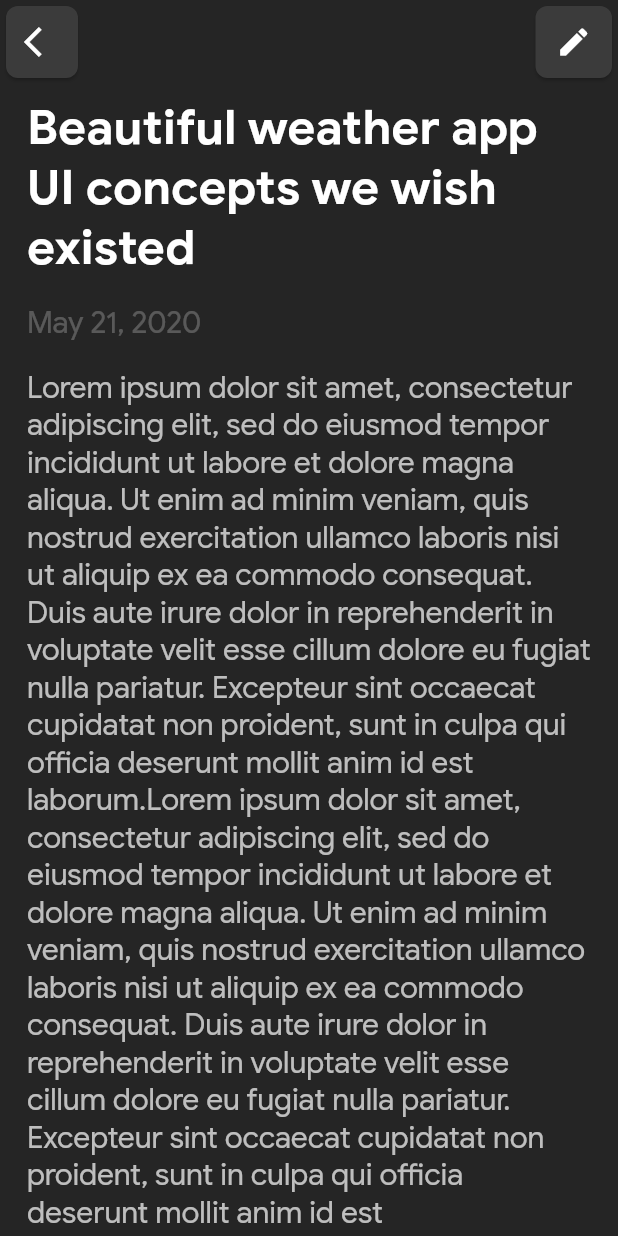
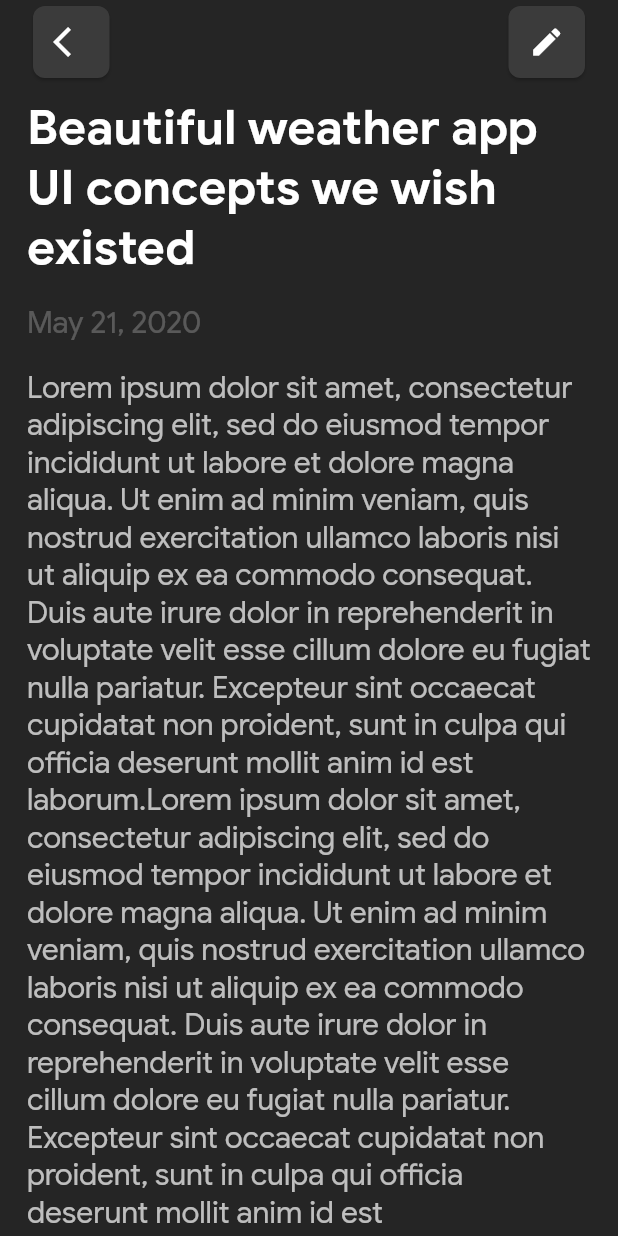
Before and after one commit to oddlyspaced/flutter-notes, a Flutter app: the EditNote screen opened directly, on a phone screen of 412 x 824 dp. Run offline on Flutter 3.47's test engine with Material 2 defaults, Android fonts, the phone set to English and light mode, and no system bars.

Commit message:
Set color of status bar and add padding to widgets

```diff
--- a/lib/editnote.dart
+++ b/lib/editnote.dart
@@ -1,4 +1,5 @@
 import 'package:flutter/material.dart';
+import 'package:flutter/services.dart';
 
 class EditNote extends StatefulWidget {
   @override
@@ -8,28 +9,69 @@ class EditNote extends StatefulWidget {
 class _EditNoteState extends State<EditNote> {
   @override
   Widget build(BuildContext context) {
+    SystemChrome.setSystemUIOverlayStyle(SystemUiOverlayStyle(
+      statusBarColor: Color.fromARGB(255, 37, 37, 37), //or set color with: Color(0xFF0000FF)
+    ));
     return Scaffold(
       key: Key("_scaffold"),
       appBar: AppBar(
+        automaticallyImplyLeading: false,
         actions: <Widget>[
-          Card(
+          Container(
+            width: 18,
+          ),
+          InkWell(
+            onTap: () {
+              Navigator.pop(context);
+            },
+            child: Padding(
+              padding: EdgeInsets.only(
+                right: 18,
+              ),
+              child: Card(
                 color: Color.fromARGB(255, 59, 59, 59),
                 shape: RoundedRectangleBorder(
                   borderRadius: BorderRadius.circular(8),
                 ),
                 child: Container(
                     margin: EdgeInsets.fromLTRB(13.5, 9, 13.5, 9),
-              child: Icon(Icons.edit)
+                    child: Icon(Icons.arrow_back_ios)),
               ),
-          )
+            ),
+          ),
+          Spacer(),
+          Padding(
+            padding: EdgeInsets.only(
+              right: 18,
+            ),
+            child: Card(
+              color: Color.fromARGB(255, 59, 59, 59),
+              shape: RoundedRectangleBorder(
+                borderRadius: BorderRadius.circular(8),
+              ),
+              child: Container(
+                  margin: EdgeInsets.fromLTRB(13.5, 9, 13.5, 9),
+                  child: Icon(Icons.edit)),
+            ),
+          ),
         ],
-        leading: Card(
+        /*leading: InkWell(
+          onTap: () {
+            Navigator.pop(context);
+          },
+          child: Padding(
+            padding: EdgeInsets.only(
+              left: 18,
+            ),
+            child: Card(
               color: Color.fromARGB(255, 59, 59, 59),
               shape: RoundedRectangleBorder(
                 borderRadius: BorderRadius.circular(8),
               ),
               child: Icon(Icons.arrow_back_ios),
             ),
+          ),
+        ),*/
         backgroundColor: Color.fromARGB(255, 37, 37, 37),
         elevation: 0,
       ),
```
Lines whose indentation alone changed are shown as unchanged.
